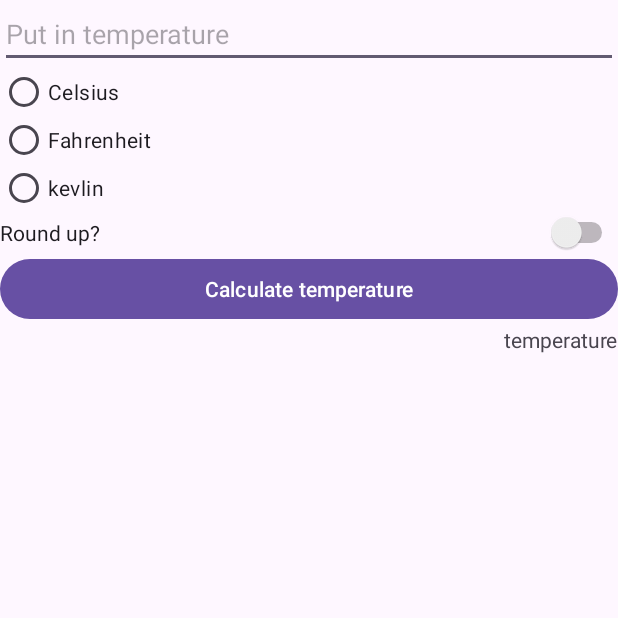
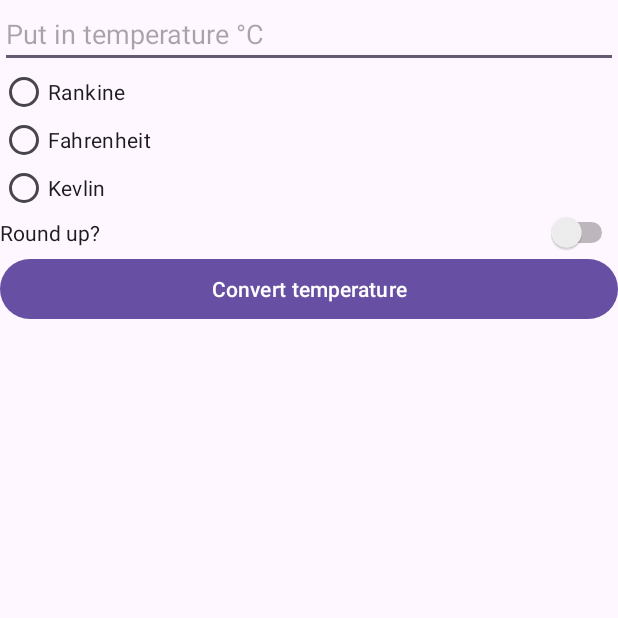
Before and after one commit to Jairo411/androidpracticerepo, an Android app: the screen it shows after launch (MainActivity), on a phone screen of 412 x 824 dp, the top half of it. Run offline under Robolectric (Android 15) with nearby library versions, the phone set to English and light mode, and no system bars; 7 statements that could not run were skipped.

Commit message:
Finished my temperature converter application

```diff
--- a/app/build.gradle
+++ b/app/build.gradle
@@ -3,10 +3,13 @@ plugins {
     id 'org.jetbrains.kotlin.android'
 }
 
+
 android {
+    buildFeatures{
+        viewBinding true
+    }
     namespace 'com.example.xml_layout_excerciseb'
     compileSdk 33
-
     defaultConfig {
         applicationId "com.example.xml_layout_excerciseb"
         minSdk 24
@@ -30,6 +33,7 @@ android {
     kotlinOptions {
         jvmTarget = '1.8'
     }
+
 }
 
 dependencies {
--- a/app/src/main/res/layout/activity_main.xml
+++ b/app/src/main/res/layout/activity_main.xml
@@ -11,7 +11,7 @@
         android:layout_width="match_parent"
         android:layout_height="wrap_content"
         android:inputType="number"
-        android:hint="Put in temperature"
+        android:hint="Put in temperature °C"
         app:layout_constraintStart_toStartOf="parent"
         app:layout_constraintEnd_toEndOf="parent"
         app:layout_constraintTop_toTopOf="parent"
@@ -23,10 +23,10 @@
         app:layout_constraintTop_toBottomOf="@id/temperature_input"
         app:layout_constraintLeft_toLeftOf="@id/temperature_input">
     <RadioButton
-        android:id="@+id/celsius"
+        android:id="@+id/rankine"
         android:layout_width="wrap_content"
         android:layout_height="32dp"
-        android:text="Celsius"
+        android:text="Rankine"
         app:layout_constraintTop_toBottomOf="@id/temperature_input"
         app:layout_constraintLeft_toLeftOf="parent"
         />
@@ -35,14 +35,14 @@
         android:layout_width="wrap_content"
         android:layout_height="32dp"
         android:text="Fahrenheit"
-        app:layout_constraintTop_toBottomOf="@id/celsius"
+        app:layout_constraintTop_toBottomOf="@id/rankine"
         app:layout_constraintLeft_toLeftOf="parent"
         />
     <RadioButton
         android:id="@+id/kelvin"
         android:layout_width="wrap_content"
         android:layout_height="32dp"
-        android:text= "kevlin"
+        android:text= "Kevlin"
         app:layout_constraintTop_toBottomOf="@id/fahrenheit"
         app:layout_constraintLeft_toLeftOf="parent"
         />
@@ -61,15 +61,15 @@
         android:id="@+id/Calculate_Temperature"
         android:layout_width="match_parent"
         android:layout_height="wrap_content"
-        android:text="Calculate temperature"
+        android:text="Convert temperature"
         app:layout_constraintTop_toBottomOf="@id/Round_up"
         />
 
     <TextView
-        android:id="@+id/Amount_Display"
+        android:id="@+id/Temperature_Display"
         android:layout_width="wrap_content"
         android:layout_height="wrap_content"
-        android:text="temperature"
+        tools:text="@string/Default_Temperature_Display"
         app:layout_constraintTop_toBottomOf="@id/Calculate_Temperature"
         app:layout_constraintEnd_toEndOf="parent"
         />
--- a/app/src/main/res/values/strings.xml
+++ b/app/src/main/res/values/strings.xml
@@ -7,5 +7,9 @@
     <string name="kelvin">kevlin</string>
     <string name="Round_Up">Round_Up</string>
     <string name="Calculate_Temperature">Calculate_Temperature</string>
-    <string name="Amount_Display">Amount_Display</string>
+    <string name="Temperature_Display">Temperature_Display %s</string>
+    <string name="Default_Temperature_Display">Temperature K/°F/°Ra</string>
+    <string name="kevlin_Symbol">K</string>
+    <string name="fahrenheit_Symbol">°F</string>
+    <string name="rankine_Symbol">°Ra</string>
 </resources>
```
Also changed, not shown: app/src/main/java/com/example/xml_layout_excerciseb/MainActivity.kt (+112 -0 lines), build.gradle (line endings or trailing spaces).
